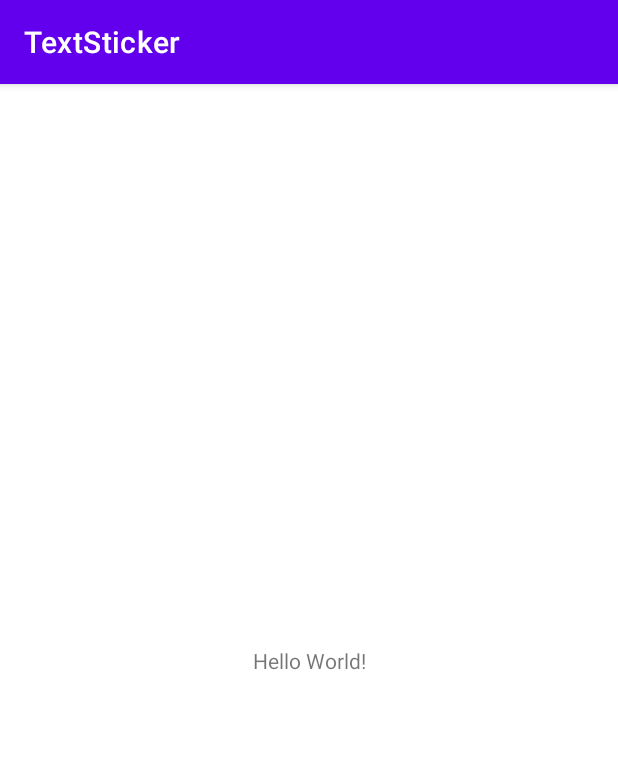
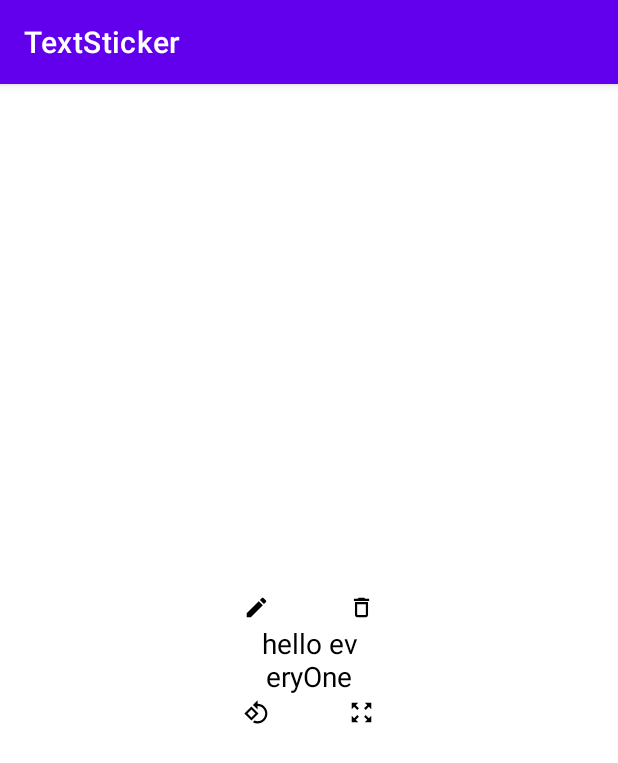
Before and after one commit to sonam309/TextStickerView, an Android app: the screen it shows after launch (MainActivity), on a phone screen of 412 x 824 dp. Shown: the top 763 px of the screen. Run offline under Robolectric (Android 15) with nearby library versions, the phone set to English and light mode, and no system bars.

Commit message:
bug fixes

```diff
--- a/app/build.gradle
+++ b/app/build.gradle
@@ -33,6 +33,7 @@ dependencies {
     implementation 'androidx.appcompat:appcompat:1.2.0'
     implementation 'com.google.android.material:material:1.3.0'
     implementation 'androidx.constraintlayout:constraintlayout:2.0.4'
+    implementation project(path: ':TextStickerLib')
     testImplementation 'junit:junit:4.+'
     androidTestImplementation 'androidx.test.ext:junit:1.1.2'
     androidTestImplementation 'androidx.test.espresso:espresso-core:3.3.0'
--- a/app/src/main/java/com/textsticker/MainActivity.java
+++ b/app/src/main/java/com/textsticker/MainActivity.java
@@ -3,12 +3,26 @@ package com.textsticker;
 import androidx.appcompat.app.AppCompatActivity;
 
 import android.os.Bundle;
+import android.widget.FrameLayout;
+
+import com.textstickerlib.StickerTextView;
 
 public class MainActivity extends AppCompatActivity {
+
+    private FrameLayout parent_fl;
 
     @Override
     protected void onCreate(Bundle savedInstanceState) {
         super.onCreate(savedInstanceState);
         setContentView(R.layout.activity_main);
+
+        parent_fl=findViewById(R.id.parent_fl);
+
+
+        // add a stickerText to canvas
+        StickerTextView tv_sticker = new StickerTextView(this);
+        tv_sticker.setText("hello everyOne");
+        parent_fl.addView(tv_sticker);
+
     }
 }
--- a/app/src/main/res/layout/activity_main.xml
+++ b/app/src/main/res/layout/activity_main.xml
@@ -1,18 +1,11 @@
 <?xml version="1.0" encoding="utf-8"?>
-<androidx.constraintlayout.widget.ConstraintLayout xmlns:android="http://schemas.android.com/apk/res/android"
+<FrameLayout xmlns:android="http://schemas.android.com/apk/res/android"
     xmlns:app="http://schemas.android.com/apk/res-auto"
     xmlns:tools="http://schemas.android.com/tools"
+    android:id="@+id/parent_fl"
     android:layout_width="match_parent"
     android:layout_height="match_parent"
     tools:context=".MainActivity">
 
-    <TextView
-        android:layout_width="wrap_content"
-        android:layout_height="wrap_content"
-        android:text="Hello World!"
-        app:layout_constraintBottom_toBottomOf="parent"
-        app:layout_constraintLeft_toLeftOf="parent"
-        app:layout_constraintRight_toRightOf="parent"
-        app:layout_constraintTop_toTopOf="parent" />
 
-</androidx.constraintlayout.widget.ConstraintLayout>
+</FrameLayout>
--- a/settings.gradle
+++ b/settings.gradle
@@ -1,3 +1,5 @@
+include ':TextStickerLib-1.0'
 include ':TextStickerLib'
 include ':app'
+project(':TextStickerLib-1.0').projectDir = new File(rootDir, 'TextStickerLib/')
 rootProject.name = "TextSticker"
```
